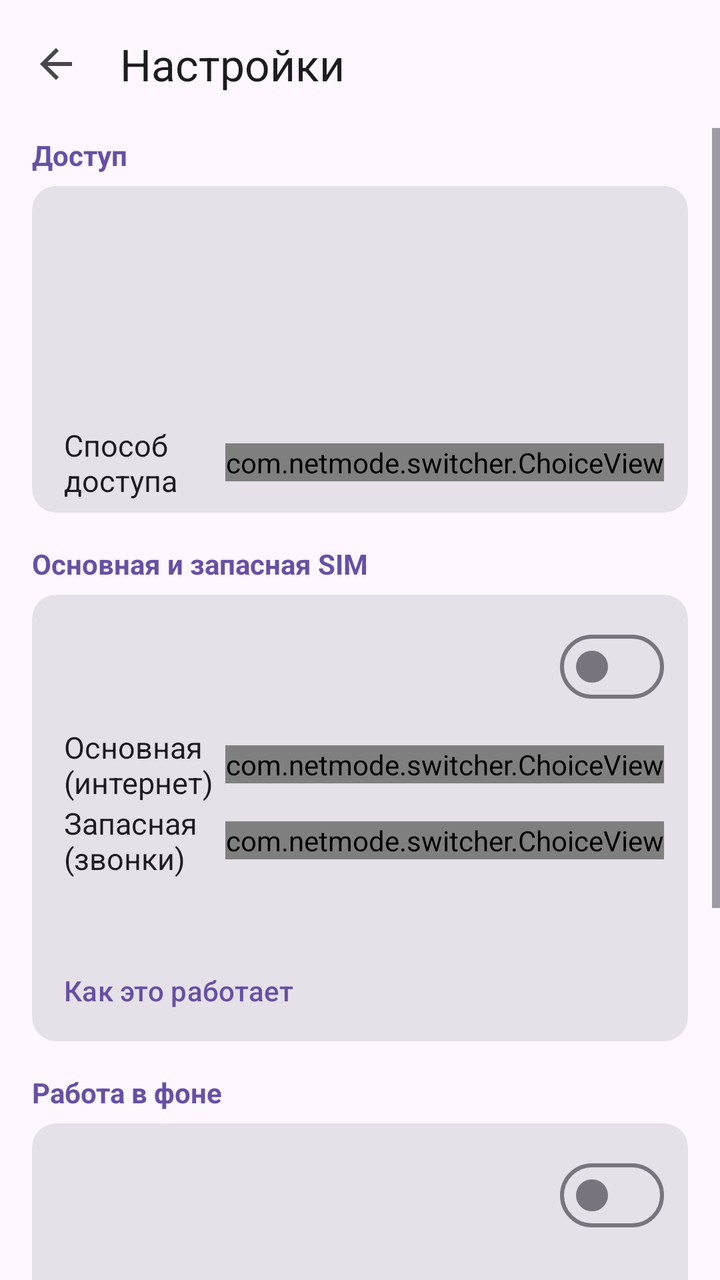
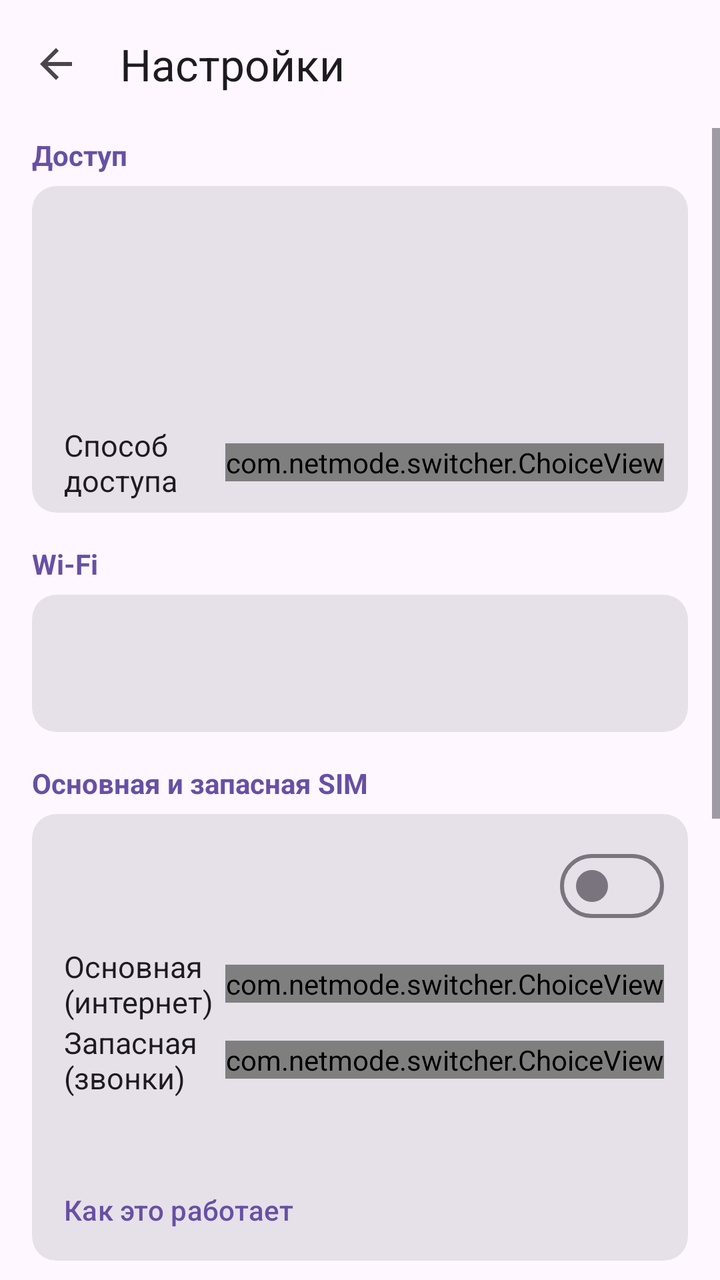

Compare the two renders of this Android layout. The source of the first and the diff that turns it into the second are given below.
<!-- AndroidManifest.xml: application theme Theme.NetModeSwitch -->
<!-- res/layout/activity_rules.xml -->
<?xml version="1.0" encoding="utf-8"?>
<LinearLayout xmlns:android="http://schemas.android.com/apk/res/android"
    xmlns:app="http://schemas.android.com/apk/res-auto"
    android:layout_width="match_parent"
    android:layout_height="match_parent"
    android:fitsSystemWindows="true"
    android:orientation="vertical">

    <com.google.android.material.appbar.MaterialToolbar
        android:id="@+id/toolbar"
        android:layout_width="match_parent"
        android:layout_height="wrap_content"
        app:navigationIcon="?attr/homeAsUpIndicator"
        app:title="@string/rules_title" />

    <ScrollView
        android:layout_width="match_parent"
        android:layout_height="match_parent"
        android:clipToPadding="false">

        <LinearLayout
            android:layout_width="match_parent"
            android:layout_height="wrap_content"
            android:orientation="vertical"
            android:paddingStart="16dp"
            android:paddingEnd="16dp"
            android:paddingBottom="24dp">

            
            <TextView
                style="@style/NMS.Section"
                android:layout_marginTop="4dp"
                android:text="@string/sec_access" />

            <com.google.android.material.card.MaterialCardView style="@style/NMS.Card">

                <LinearLayout
                    android:layout_width="match_parent"
                    android:layout_height="wrap_content"
                    android:orientation="vertical">

                    <include
                        android:id="@+id/permEntry"
                        layout="@layout/row_perm" />

                    <include
                        android:id="@+id/checkEntry"
                        layout="@layout/row_perm" />

                    <LinearLayout
                        android:layout_width="match_parent"
                        android:layout_height="wrap_content"
                        android:gravity="center_vertical"
                        android:orientation="horizontal">

                        <TextView
                            style="@style/NMS.RowLabel"
                            android:text="@string/backend_title" />

                        <com.netmode.switcher.ChoiceView
                            android:id="@+id/backend"
                            android:layout_width="wrap_content"
                            android:layout_height="wrap_content" />
                    </LinearLayout>
                </LinearLayout>
            </com.google.android.material.card.MaterialCardView>

            
            <TextView
                style="@style/NMS.Section"
                android:text="@string/dual_title" />

            <com.google.android.material.card.MaterialCardView style="@style/NMS.Card">

                <LinearLayout
                    android:layout_width="match_parent"
                    android:layout_height="wrap_content"
                    android:orientation="vertical">

                    <include
                        android:id="@+id/dualRow"
                        layout="@layout/row_switch" />

                    <LinearLayout
                        android:id="@+id/dualBlock"
                        android:layout_width="match_parent"
                        android:layout_height="wrap_content"
                        android:orientation="vertical">

                        <LinearLayout
                            android:layout_width="match_parent"
                            android:layout_height="wrap_content"
                            android:gravity="center_vertical"
                            android:orientation="horizontal">

                            <TextView
                                style="@style/NMS.RowLabel"
                                android:text="@string/dual_primary" />

                            <com.netmode.switcher.ChoiceView
                                android:id="@+id/dualPrimary"
                                android:layout_width="wrap_content"
                                android:layout_height="wrap_content" />
                        </LinearLayout>

                        <LinearLayout
                            android:layout_width="match_parent"
                            android:layout_height="wrap_content"
                            android:gravity="center_vertical"
                            android:orientation="horizontal">

                            <TextView
                                style="@style/NMS.RowLabel"
                                android:text="@string/dual_secondary" />

                            <com.netmode.switcher.ChoiceView
                                android:id="@+id/dualSecondary"
                                android:layout_width="wrap_content"
                                android:layout_height="wrap_content" />
                        </LinearLayout>

                        <TextView
                            android:id="@+id/dualNow"
                            android:layout_width="match_parent"
                            android:layout_height="wrap_content"
                            android:layout_marginTop="4dp"
                            android:background="?attr/colorSurfaceContainerHighest"
                            android:lineSpacingExtra="3dp"
                            android:paddingStart="12dp"
                            android:paddingTop="8dp"
                            android:paddingEnd="12dp"
                            android:paddingBottom="8dp"
                            android:textColor="?attr/colorOnSurfaceVariant"
                            android:textSize="12sp" />

                    </LinearLayout>

                    <com.google.android.material.button.MaterialButton
                        android:id="@+id/dualHow"
                        style="@style/Widget.Material3.Button.TextButton"
                        android:layout_width="wrap_content"
                        android:layout_height="wrap_content"
                        android:minHeight="36dp"
                        android:paddingStart="0dp"
                        android:text="@string/how_it_works" />
                </LinearLayout>
            </com.google.android.material.card.MaterialCardView>

            
            <TextView
                style="@style/NMS.Section"
                android:text="@string/sec_background" />

            <com.google.android.material.card.MaterialCardView style="@style/NMS.Card">

                <LinearLayout
                    android:layout_width="match_parent"
                    android:layout_height="wrap_content"
                    android:orientation="vertical">

                    <include
                        android:id="@+id/reliableRow"
                        layout="@layout/row_switch" />

                    <include
                        android:id="@+id/notifyRow"
                        layout="@layout/row_switch" />

                    <include
                        android:id="@+id/catchUpRow"
                        layout="@layout/row_switch" />
                </LinearLayout>
            </com.google.android.material.card.MaterialCardView>

            
            <TextView
                style="@style/NMS.Section"
                android:text="@string/sec_backup" />

            <com.google.android.material.card.MaterialCardView style="@style/NMS.Card">

                <LinearLayout
                    android:layout_width="match_parent"
                    android:layout_height="wrap_content"
                    android:orientation="vertical">

                    <TextView
                        style="@style/NMS.Hint"
                        android:layout_marginTop="0dp"
                        android:text="@string/backup_hint" />

                    <LinearLayout
                        android:layout_width="match_parent"
                        android:layout_height="wrap_content"
                        android:layout_marginTop="6dp"
                        android:orientation="horizontal">

                        <com.google.android.material.button.MaterialButton
                            android:id="@+id/exportBtn"
                            style="@style/Widget.Material3.Button.TonalButton"
                            android:layout_width="0dp"
                            android:layout_height="wrap_content"
                            android:layout_marginEnd="6dp"
                            android:layout_weight="1"
                            android:text="@string/backup_export" />

                        <com.google.android.material.button.MaterialButton
                            android:id="@+id/importBtn"
                            style="@style/Widget.Material3.Button.OutlinedButton"
                            android:layout_width="0dp"
                            android:layout_height="wrap_content"
                            android:layout_marginStart="6dp"
                            android:layout_weight="1"
                            android:text="@string/backup_import" />
                    </LinearLayout>
                </LinearLayout>
            </com.google.android.material.card.MaterialCardView>
        </LinearLayout>
    </ScrollView>
</LinearLayout>
<!-- res/layout/row_perm.xml (included above) -->
<?xml version="1.0" encoding="utf-8"?>
<LinearLayout xmlns:android="http://schemas.android.com/apk/res/android"
    android:layout_width="match_parent"
    android:layout_height="wrap_content"
    android:background="?attr/selectableItemBackground"
    android:gravity="center_vertical"
    android:orientation="horizontal"
    android:paddingTop="10dp"
    android:paddingBottom="10dp">

    <LinearLayout
        android:layout_width="0dp"
        android:layout_height="wrap_content"
        android:layout_weight="1"
        android:orientation="vertical">

        <TextView
            android:id="@+id/title"
            android:layout_width="match_parent"
            android:layout_height="wrap_content"
            android:textSize="15sp" />

        <TextView
            android:id="@+id/hint"
            android:layout_width="match_parent"
            android:layout_height="wrap_content"
            android:alpha="0.6"
            android:textSize="12sp" />
    </LinearLayout>

    <TextView
        android:id="@+id/state"
        android:layout_width="wrap_content"
        android:layout_height="wrap_content"
        android:layout_marginStart="12dp"
        android:textSize="13sp"
        android:textStyle="bold" />
</LinearLayout>
<!-- res/layout/row_switch.xml (included above) -->
<?xml version="1.0" encoding="utf-8"?>
<LinearLayout xmlns:android="http://schemas.android.com/apk/res/android"
    android:layout_width="match_parent"
    android:layout_height="wrap_content"
    android:background="?attr/selectableItemBackground"
    android:gravity="center_vertical"
    android:minHeight="56dp"
    android:orientation="horizontal"
    android:paddingTop="6dp"
    android:paddingBottom="6dp">

    <LinearLayout
        android:layout_width="0dp"
        android:layout_height="wrap_content"
        android:layout_marginEnd="12dp"
        android:layout_weight="1"
        android:orientation="vertical">

        <TextView
            android:id="@+id/title"
            android:layout_width="match_parent"
            android:layout_height="wrap_content"
            android:textColor="?attr/colorOnSurface"
            android:textSize="15sp" />

        <TextView
            android:id="@+id/summary"
            android:layout_width="match_parent"
            android:layout_height="wrap_content"
            android:layout_marginTop="1dp"
            android:textColor="?attr/colorOnSurfaceVariant"
            android:textSize="12sp" />
    </LinearLayout>

    <com.google.android.material.materialswitch.MaterialSwitch
        android:id="@+id/toggle"
        android:layout_width="wrap_content"
        android:layout_height="wrap_content" />
</LinearLayout>
<!-- resources referenced by this layout -->
<resources>
  <string name="backend_title">Способ доступа</string>
  <string name="backup_export">Сохранить</string>
  <string name="backup_hint">Правила и настройки в одном файле, без пароля Proxy</string>
  <string name="backup_import">Загрузить</string>
  <string name="dual_primary">Основная (интернет)</string>
  <string name="dual_secondary">Запасная (звонки)</string>
  <string name="dual_title">Основная и запасная SIM</string>
  <string name="how_it_works">Как это работает</string>
  <string name="rules_title">Настройки</string>
  <string name="sec_access">Доступ</string>
  <string name="sec_background">Работа в фоне</string>
  <string name="sec_backup">Резервная копия</string>
  <style name="NMS.Card" parent="Widget.Material3.CardView.Filled">
          <item name="android:layout_width">match_parent</item>
          <item name="android:layout_height">wrap_content</item>
          <item name="contentPaddingLeft">16dp</item>
          <item name="contentPaddingRight">12dp</item>
          <item name="contentPaddingTop">6dp</item>
          <item name="contentPaddingBottom">6dp</item>
      </style>
  <style name="NMS.Hint">
          <item name="android:layout_width">match_parent</item>
          <item name="android:layout_height">wrap_content</item>
          <item name="android:textSize">12sp</item>
          <item name="android:textColor">?attr/colorOnSurfaceVariant</item>
          <item name="android:layout_marginTop">2dp</item>
      </style>
  <style name="NMS.RowLabel">
          <item name="android:layout_width">0dp</item>
          <item name="android:layout_height">wrap_content</item>
          <item name="android:layout_weight">1</item>
          <item name="android:textSize">15sp</item>
          <item name="android:textColor">?attr/colorOnSurface</item>
      </style>
  <style name="NMS.Section">
          <item name="android:layout_width">match_parent</item>
          <item name="android:layout_height">wrap_content</item>
          <item name="android:layout_marginTop">16dp</item>
          <item name="android:layout_marginBottom">6dp</item>
          <item name="android:textSize">14sp</item>
          <item name="android:textStyle">bold</item>
          <item name="android:textColor">?attr/colorPrimary</item>
      </style>
  <style name="Theme.NetModeSwitch" parent="Theme.Material3.DayNight.NoActionBar">
          <item name="android:statusBarColor">?attr/colorSurface</item>
          <item name="android:navigationBarColor">?attr/colorSurface</item>
          
          <item name="android:windowLightStatusBar">true</item>
          <item name="android:windowLightNavigationBar">true</item>
      </style>
</resources>

<!-- the commit's change to res/layout/activity_rules.xml (unified diff, before → after) -->
@@ -63,6 +63,15 @@
                             android:layout_height="wrap_content" />
                     </LinearLayout>
                 </LinearLayout>
+            </com.google.android.material.card.MaterialCardView>
+
+            <TextView
+                style="@style/NMS.Section"
+                android:text="@string/wifi_country_section" />
+            <com.google.android.material.card.MaterialCardView style="@style/NMS.Card">
+                <include
+                    android:id="@+id/wifiCountryEntry"
+                    layout="@layout/row_perm" />
             </com.google.android.material.card.MaterialCardView>
 
             
<!-- resource entries referenced after the edit -->
@@ -12,6 +12,7 @@
   <string name="sec_access">Доступ</string>
   <string name="sec_background">Работа в фоне</string>
   <string name="sec_backup">Резервная копия</string>
+  <string name="wifi_country_section">Wi-Fi</string>
   <style name="NMS.Card" parent="Widget.Material3.CardView.Filled">
           <item name="android:layout_width">match_parent</item>
           <item name="android:layout_height">wrap_content</item>
